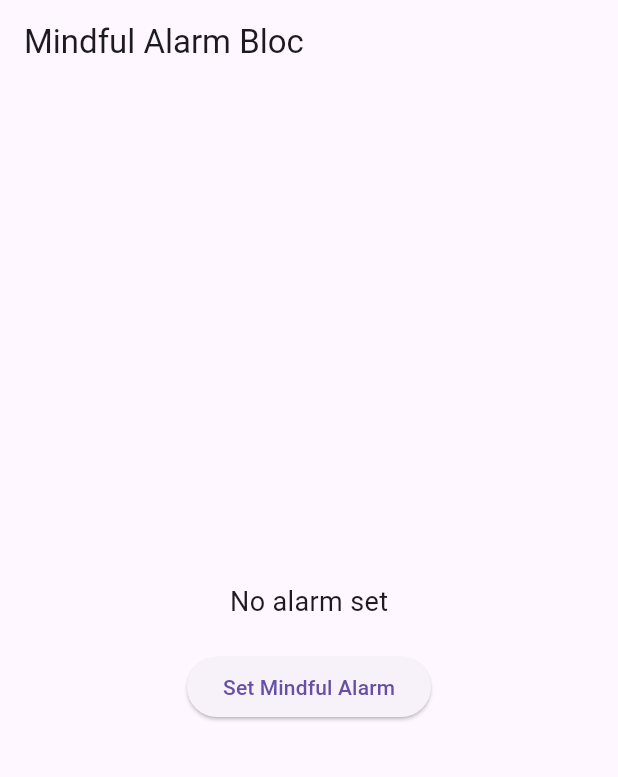
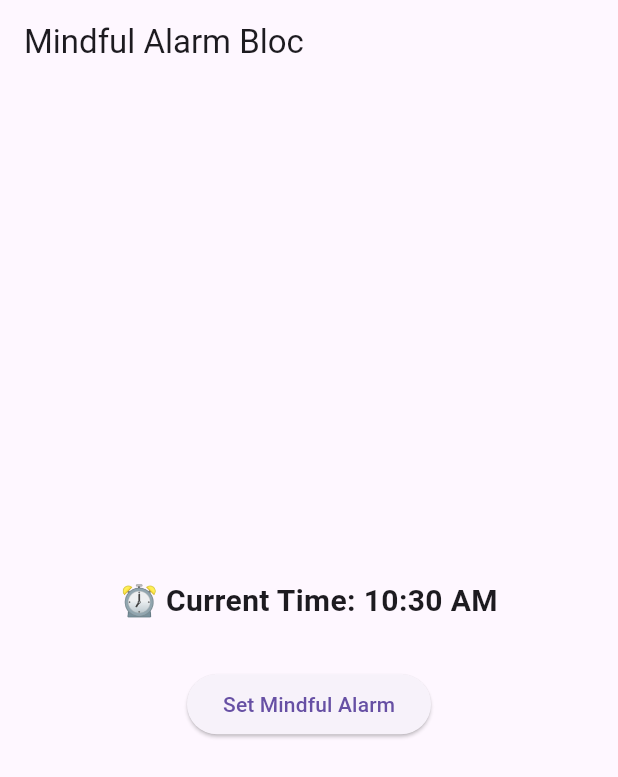
Before and after one commit to BlacMeW/mindful_alarm_app, a Flutter app: the screen it shows after launch, on a phone screen of 412 x 824 dp. Shown: the top 777 px of the screen. Run offline on Flutter 3.47's test engine with Material 3 defaults, Android fonts, the phone set to English and light mode, and no system bars; our stand-ins replace flutter_bloc, flutter_local_notifications, shared_preferences; missing offline and left inert: android_alarm_manager_plus.

Commit message:
add current time display

```diff
--- a/lib/main.dart
+++ b/lib/main.dart
@@ -38,8 +38,7 @@ class MyApp extends StatelessWidget {
 }
 
 class AlarmPage extends StatelessWidget {
-  const AlarmPage({super.key});
-
+  // Pick alarm time
   Future<void> _pickTime(BuildContext context) async {
     final TimeOfDay? picked = await showTimePicker(
       context: context,
@@ -66,8 +65,17 @@ class AlarmPage extends StatelessWidget {
     }
   }
 
+  // Cancel alarm
   void _cancelAlarm(BuildContext context) {
     context.read<AlarmBloc>().add(CancelAlarmEvent());
+  }
+
+  // Stream to show current time
+  Stream<DateTime> tick() async* {
+    while (true) {
+      await Future.delayed(Duration(seconds: 1));
+      yield DateTime.now();
+    }
   }
 
   @override
@@ -95,18 +103,31 @@ class AlarmPage extends StatelessWidget {
               return Column(
                 mainAxisAlignment: MainAxisAlignment.center,
                 children: [
-                  Text(
-                    state.alarmTime == null
-                        ? "No alarm set"
-                        : "Alarm set for: ${TimeOfDay.fromDateTime(state.alarmTime!).format(context)}",
-                    style: TextStyle(fontSize: 18),
+                  // Current Time StreamBuilder
+                  StreamBuilder<DateTime>(
+                    stream: tick(),
+                    builder: (context, snapshot) {
+                      if (!snapshot.hasData) return CircularProgressIndicator();
+                      final now = snapshot.data!;
+                      final formatted = TimeOfDay.fromDateTime(
+                        now,
+                      ).format(context);
+                      return Text(
+                        "⏰ Current Time: $formatted",
+                        style: TextStyle(
+                          fontSize: 20,
+                          fontWeight: FontWeight.bold,
+                        ),
+                      );
+                    },
                   ),
-                  SizedBox(height: 20),
+                  SizedBox(height: 30),
+                  // Set alarm button
                   ElevatedButton(
                     onPressed: () => _pickTime(context),
                     child: Text("Set Mindful Alarm"),
                   ),
-                  SizedBox(height: 10),
+                  // Cancel alarm button
                   if (state.alarmTime != null)
                     ElevatedButton(
                       onPressed: () => _cancelAlarm(context),
```
